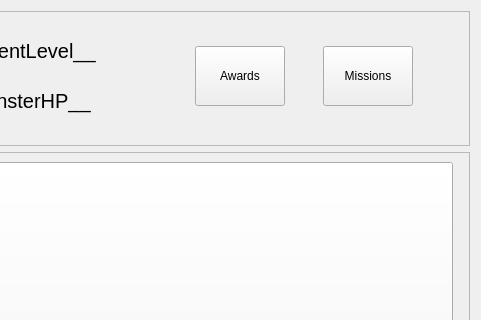
The window that courses/prog_base_3/project/battlefield.ui (Tayum/KPI-Courses) describes before a commit, drawn with Qt 5; both pictures show x 439 to 920 and y 0 to 320 of the 920 by 950 pixel window.
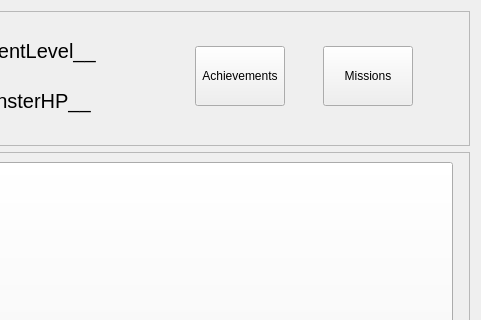
The same window after the commit.

```diff
--- a/courses/prog_base_3/project/battlefield.ui
+++ b/courses/prog_base_3/project/battlefield.ui
@@ -9,7 +9,7 @@
    <rect>
     <x>0</x>
     <y>0</y>
-    <width>907</width>
+    <width>916</width>
     <height>950</height>
    </rect>
   </property>
@@ -244,7 +244,7 @@
              </size>
             </property>
             <property name="text">
-             <string>Awards</string>
+             <string>Achievements</string>
             </property>
            </widget>
           </item>
```
Left out of the diff: 2 changed lines with no effect on the pictures.
